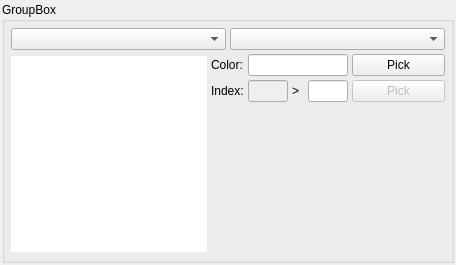
Qt form source/palettewidget.ui (diasurgical/d1-graphics-tool) before a commit.
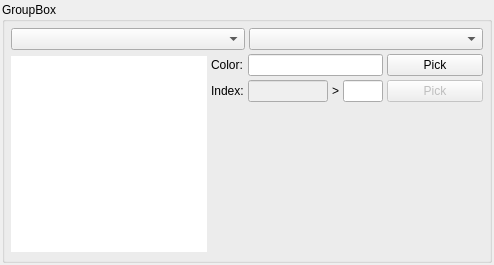
The same form after that commit.

```diff
--- a/source/palettewidget.ui
+++ b/source/palettewidget.ui
@@ -6,7 +6,7 @@
    <rect>
     <x>0</x>
     <y>0</y>
-    <width>456</width>
+    <width>494</width>
     <height>265</height>
    </rect>
   </property>
@@ -139,9 +139,15 @@
                 <verstretch>0</verstretch>
                </sizepolicy>
               </property>
+              <property name="minimumSize">
+               <size>
+                <width>80</width>
+                <height>0</height>
+               </size>
+              </property>
               <property name="maximumSize">
                <size>
-                <width>40</width>
+                <width>80</width>
                 <height>40</height>
                </size>
               </property>
@@ -156,15 +162,15 @@
             <item row="0" column="1" colspan="3">
              <widget class="QLineEdit" name="colorLineEdit">
               <property name="sizePolicy">
-               <sizepolicy hsizetype="Expanding" vsizetype="Fixed">
+               <sizepolicy hsizetype="MinimumExpanding" vsizetype="Fixed">
                 <horstretch>0</horstretch>
                 <verstretch>0</verstretch>
                </sizepolicy>
               </property>
               <property name="maximumSize">
                <size>
-                <width>100</width>
-                <height>100</height>
+                <width>140</width>
+                <height>40</height>
                </size>
               </property>
               <property name="maxLength">
@@ -183,6 +189,12 @@
                 <verstretch>0</verstretch>
                </sizepolicy>
               </property>
+              <property name="minimumSize">
+               <size>
+                <width>40</width>
+                <height>0</height>
+               </size>
+              </property>
               <property name="maximumSize">
                <size>
                 <width>40</width>
```
Left out of the diff: 2 changed lines with no effect on the pictures.
